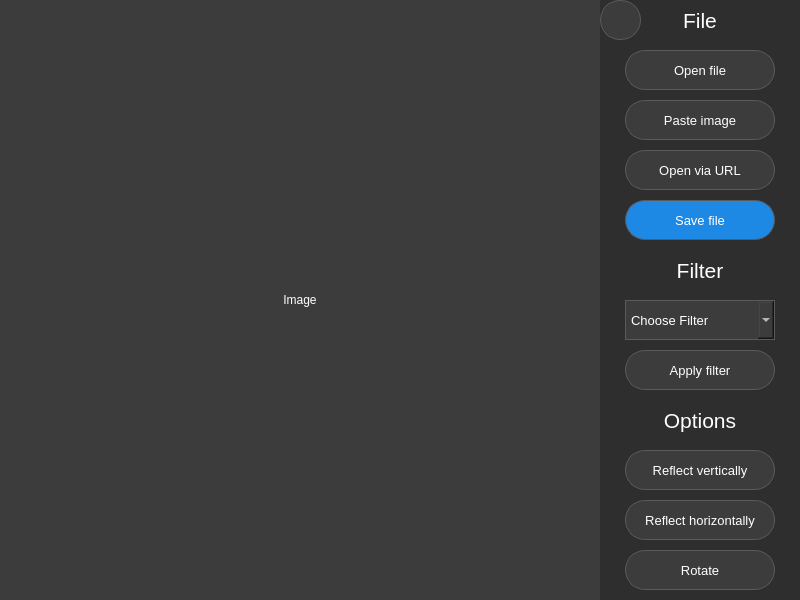
This is resources/PhotoEditor.ui in redshoot8/PhotoEditorProject as Qt 5 draws it before an edit. The edited form follows.
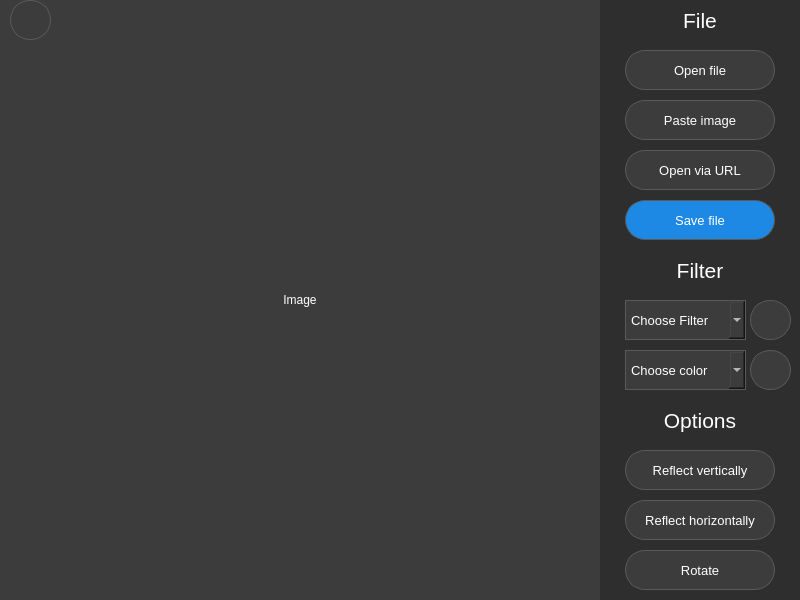
This is the edited form. Icons and pictures are not drawn.

Diff of the .ui file:
```diff
--- a/resources/PhotoEditor.ui
+++ b/resources/PhotoEditor.ui
@@ -81,9 +81,9 @@
    <widget class="QPushButton" name="applyFilterButton">
     <property name="geometry">
      <rect>
-      <x>625</x>
-      <y>350</y>
-      <width>150</width>
+      <x>750</x>
+      <y>300</y>
+      <width>41</width>
       <height>40</height>
      </rect>
     </property>
@@ -112,7 +112,7 @@
 }</string>
     </property>
     <property name="text">
-     <string>Apply filter</string>
+     <string/>
     </property>
     <property name="icon">
      <iconset resource="res_rс.qrc">
@@ -152,7 +152,7 @@
      <rect>
       <x>625</x>
       <y>300</y>
-      <width>150</width>
+      <width>121</width>
       <height>40</height>
      </rect>
     </property>
@@ -538,10 +538,51 @@
       <normaloff>:/icon/icons/folder.svg</normaloff>:/icon/icons/folder.svg</iconset>
     </property>
    </widget>
+   <widget class="QPushButton" name="brushButton">
+    <property name="geometry">
+     <rect>
+      <x>750</x>
+      <y>350</y>
+      <width>41</width>
+      <height>40</height>
+     </rect>
+    </property>
+    <property name="font">
+     <font>
+      <pointsize>10</pointsize>
+     </font>
+    </property>
+    <property name="styleSheet">
+     <string notr="true">QPushButton
+{
+	background-color: #3C3C3C;
+	color: #FFFFFF;
+	border: 1px solid #5A5A5A;
+	border-radius: 20px;
+}
+
+QPushButton:hover
+{
+	background-color: #8E24AA;
+}
+
+QPushButton:pressed
+{
+	background-color: #3C3C3C;
+}</string>
+    </property>
+    <property name="text">
+     <string/>
+    </property>
+    <property name="icon">
+     <iconset resource="res_rс.qrc">
+      <normaloff>:/icon/icons/brush.svg</normaloff>:/icon/icons/brush.svg</iconset>
+    </property>
+   </widget>
    <widget class="QPushButton" name="undoButton">
     <property name="geometry">
      <rect>
-      <x>600</x>
+      <x>10</x>
       <y>0</y>
       <width>41</width>
       <height>40</height>
@@ -579,6 +620,75 @@
       <normaloff>:/icon/icons/undo.svg</normaloff>:/icon/icons/undo.svg</iconset>
     </property>
    </widget>
+   <widget class="QComboBox" name="colorBox">
+    <property name="geometry">
+     <rect>
+      <x>625</x>
+      <y>350</y>
+      <width>121</width>
+      <height>40</height>
+     </rect>
+    </property>
+    <property name="font">
+     <font>
+      <pointsize>10</pointsize>
+     </font>
+    </property>
+    <property name="styleSheet">
+     <string notr="true">background-color: #3C3C3C;
+color: #FFFFFF;
+border: 1px solid #5A5A5A;
+padding-left: 5px;</string>
+    </property>
+    <property name="placeholderText">
+     <string>Choose color</string>
+    </property>
+    <item>
+     <property name="text">
+      <string>White</string>
+     </property>
+    </item>
+    <item>
+     <property name="text">
+      <string>Black</string>
+     </property>
+    </item>
+    <item>
+     <property name="text">
+      <string>Red</string>
+     </property>
+    </item>
+    <item>
+     <property name="text">
+      <string>Orange</string>
+     </property>
+    </item>
+    <item>
+     <property name="text">
+      <string>Yellow</string>
+     </property>
+    </item>
+    <item>
+     <property name="text">
+      <string>Green</string>
+     </property>
+    </item>
+    <item>
+     <property name="text">
+      <string>Azure</string>
+     </property>
+    </item>
+    <item>
+     <property name="text">
+      <string>Blue</string>
+     </property>
+    </item>
+    <item>
+     <property name="text">
+      <string>Purple</string>
+     </property>
+    </item>
+   </widget>
   </widget>
  </widget>
  <resources>
```
Left out of the diff: 2 changed lines with no effect on the pictures.
